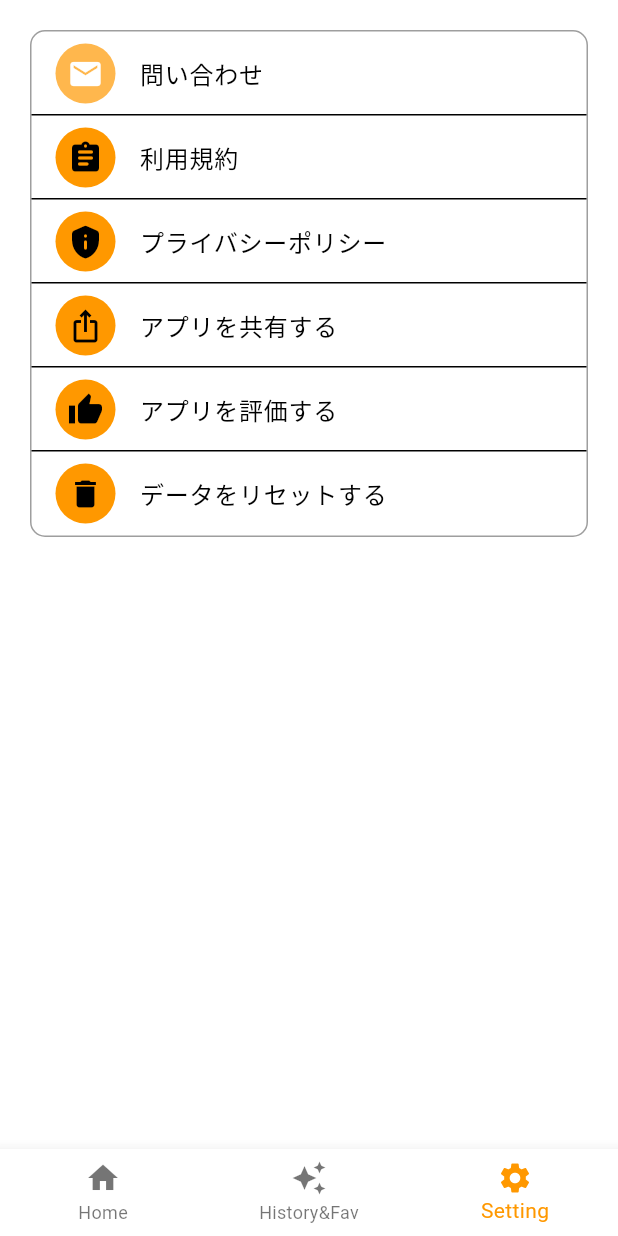
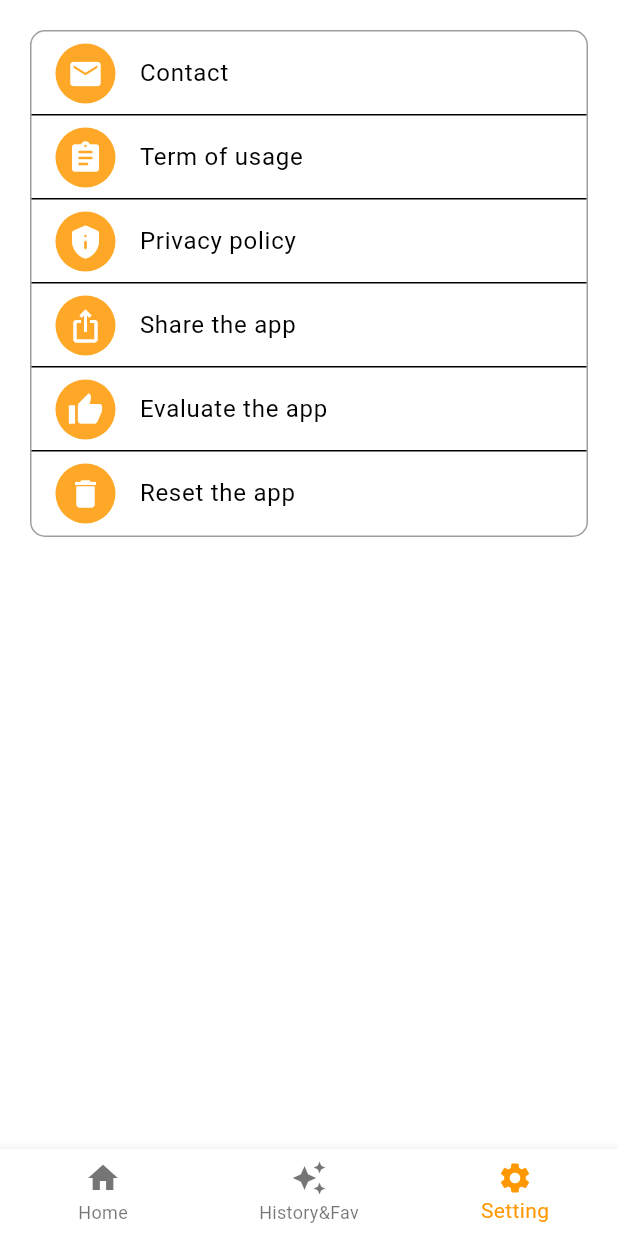
Before and after one commit to zakiyamaaaaa/psycho, a Flutter app: the screen it shows after launch, item 3 of the bottom bar chosen, on a phone screen of 412 x 824 dp. Run offline on Flutter 3.47's test engine with Material 3 defaults, Android fonts, the light colour scheme and no system bars; our stand-ins replace flutter_riverpod, isar, lottie, riverpod_annotation, share_plus, webview_flutter; accounts and stored records are empty; generated files the repository leaves out were written again.

Commit message:
設定画面の多言語化対応

```diff
--- a/lib/l10n/app_en.arb
+++ b/lib/l10n/app_en.arb
@@ -20,6 +20,17 @@
     "favorites": "Favorites",
     "noTestHistory": "No test history",
     "noFavorites": "No favorites",
+    "contact": "Contact",
+    "termOfUsage": "Term of usage",
+    "privacyPolicy": "Privacy policy",
+    "shareApp": "Share the app",
+    "qrCode": "QR code",
+    "cancel":"Cancel",
+    "evaluateApp":"Evaluate the app",
+    "resetDataTitle": "Reset the app",
+    "resetData" : "Reset the data?",
+    "resetDataWarning": "Resetting data will delete favorites and diagnostic results.",
+    "reset": "Reset",
     "otherOptions":"Other options",
     "done": "Done"
 }
--- a/lib/l10n/app_ja.arb
+++ b/lib/l10n/app_ja.arb
@@ -21,5 +21,16 @@
     "favorites": "お気に入り",
     "noTestHistory": "テスト履歴がありません",
     "noFavorites": "お気に入りがありません",
+    "contact": "お問い合わせ",
+    "termOfUsage": "利用規約",
+    "privacyPolicy": "プライバシーポリシー",
+    "shareApp": "アプリを共有する",
+    "qrCode": "QRコード",
+    "cancel":"キャンセル",
+    "evaluateApp":"アプリを評価する",
+    "resetDataTitle": "アプリをリセットする",
+    "resetData" : "アプリデータをリセットしますか？",
+    "resetDataWarning": "アプリデータをリセットすると、お気に入りや診断結果が削除されます。",
+    "reset": "リセット",
     "done": "診断済み"
 }
--- a/lib/view/setting_view.dart
+++ b/lib/view/setting_view.dart
@@ -8,10 +8,42 @@ import 'package:psycho/view/setting/privacy_policy_view.dart';
 import 'package:psycho/view/setting/term_view.dart';
 import 'package:psycho/view/setting/contact_form_view.dart';
 import 'package:share_plus/share_plus.dart';
-
 import 'package:psycho/provider/data_provider2.dart';
 
+import 'package:flutter_gen/gen_l10n/app_localizations.dart';
+
+enum SettingViewType {
+    contact,
+    term,
+    privacyPolicy,
+    shareApp,
+    evaluateApp,
+    resetData,
+}
+
 class SettingView extends ConsumerWidget {
+
+  Widget customAvatar(SettingViewType type) {
+    IconData icon;
+    switch (type){
+      case SettingViewType.contact:
+        icon = Icons.mail;
+      case SettingViewType.term:
+        icon = Icons.assignment_rounded;
+      case SettingViewType.privacyPolicy:
+        icon = Icons.privacy_tip_rounded;
+      case SettingViewType.shareApp:
+        icon = Icons.ios_share;
+      case SettingViewType.evaluateApp:
+        icon = Icons.thumb_up;
+      case SettingViewType.resetData:
+        icon = Icons.delete;
+    }
+
+    return CircleAvatar(
+      backgroundColor: Colors.orange.shade400,
+      child: Icon(icon, color: Colors.white,));
+  }
   @override
   Widget build(BuildContext context, WidgetRef ref) {
     return Scaffold(
@@ -27,41 +59,33 @@ class SettingView extends ConsumerWidget {
         shrinkWrap: true,
         physics: const NeverScrollableScrollPhysics(),
         children: [
-          // ListTile(
-          //   leading: CircleAvatar(child: Icon(Icons.star)),
-          //   title: Text('アップグレードする'),
-          //   onTap: () {
-          //     Navigator.pushNamed(context, '/account');
-          //   },
-          // ),
-          // const Divider(height: 0,),
           ListTile(
-            leading: CircleAvatar(child: Icon(Icons.mail, color: Colors.white,), backgroundColor: Colors.orange.shade300,),
-            title: Text('問い合わせ'),
+            leading: customAvatar(SettingViewType.contact),
+            title: Text(AppLocalizations.of(context)!.contact),
             onTap: () {
               Navigator.push(context, MaterialPageRoute(builder: (context) => ContactFormView()));
             },
           ),
           const Divider(height: 0,),
           ListTile(
-            leading: CircleAvatar(child: Icon(Icons.assignment_rounded)),
-            title: Text('利用規約'),
+            leading:customAvatar(SettingViewType.term),
+            title: Text(AppLocalizations.of(context)!.termOfUsage),
             onTap: () {
               Navigator.push(context, MaterialPageRoute(builder: (context) => TermView()));
             },
           ),
           const Divider(height: 0,),
           ListTile(
-            leading: const CircleAvatar(child: Icon(Icons.privacy_tip_rounded)),
-            title: Text('プライバシーポリシー'),
+            leading: customAvatar(SettingViewType.privacyPolicy),
+            title: Text(AppLocalizations.of(context)!.privacyPolicy),
             onTap: () {
               Navigator.push(context, MaterialPageRoute(builder: (context) => PrivacyPolicyView()));
             },
           ),
           const Divider(height: 0,),
           ListTile(
-            leading: const CircleAvatar(child: Icon(Icons.ios_share)),
-            title: Text('アプリを共有する'),
+            leading: customAvatar(SettingViewType.shareApp),
+            title: Text(AppLocalizations.of(context)!.shareApp),
             onTap: () {
               // Share.share('hogehoge');
               showCupertinoModalPopup(
@@ -84,17 +108,17 @@ class SettingView extends ConsumerWidget {
                         [
                         XFile.fromData(buffer.asUint8List(image.offsetInBytes, image.lengthInBytes), name: 'photo.png', mimeType: 'image/png')
                         ],
-                        subject: 'QRコード'
+                        subject: AppLocalizations.of(context)!.qrCode
                       );
                     },
-                    child: const Text('QRコード'),
+                    child: Text(AppLocalizations.of(context)!.qrCode),
                   ),
                 ],
                 cancelButton: CupertinoActionSheetAction(
                   onPressed: () {
                     Navigator.pop(context);
                   },
-                  child: Text('キャンセル'),
+                  child: Text(AppLocalizations.of(context)!.cancel),
                 ),
               ),
               );
@@ -102,32 +126,33 @@ class SettingView extends ConsumerWidget {
           ),
           Divider(height: 0,),
           ListTile(
-            leading: CircleAvatar(child: Icon(Icons.thumb_up)),
-            title: Text('アプリを評価する'),
+            leading: customAvatar(SettingViewType.evaluateApp),
+            title: Text(AppLocalizations.of(context)!.evaluateApp),
             onTap: () {
+              // TODO: not yet implemented
               Navigator.pushNamed(context, '/account');
             },
           ),
           Divider(height: 0,),
           ListTile(
-            leading: CircleAvatar(child: Icon(Icons.delete)),
-            title: Text('データをリセットする'),
+            leading: customAvatar(SettingViewType.resetData),
+            title: Text(AppLocalizations.of(context)!.resetDataTitle),
             onTap: () {
               showDialog(
                 context: context,
                 builder: (_){
                   return CupertinoAlertDialog(
-                    title: Text('データをリセットしますか？'),
-                    content: Text('データをリセットすると、お気に入りや診断結果が削除されます。'),
+                    title: Text(AppLocalizations.of(context)!.resetData),
+                    content: Text(AppLocalizations.of(context)!.resetDataWarning),
                     actions: [
                       CupertinoDialogAction(
-                        child: Text('キャンセル'),
+                        child: Text(AppLocalizations.of(context)!.cancel),
                         onPressed: () {
                           Navigator.pop(context);
                         },
                       ),
                       CupertinoDialogAction(
-                        child: Text('リセット'),
+                        child: Text(AppLocalizations.of(context)!.reset),
                         onPressed: () async {
                           // 処理が終わるまでローディングビューを表示
                           showDialog(
```
